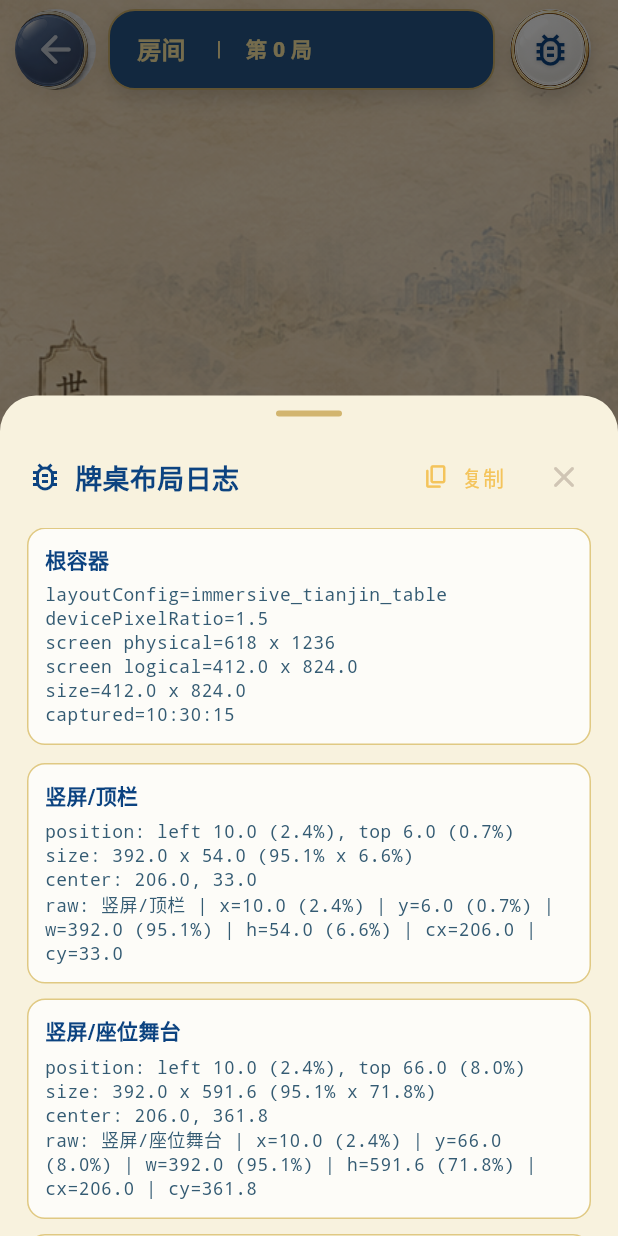
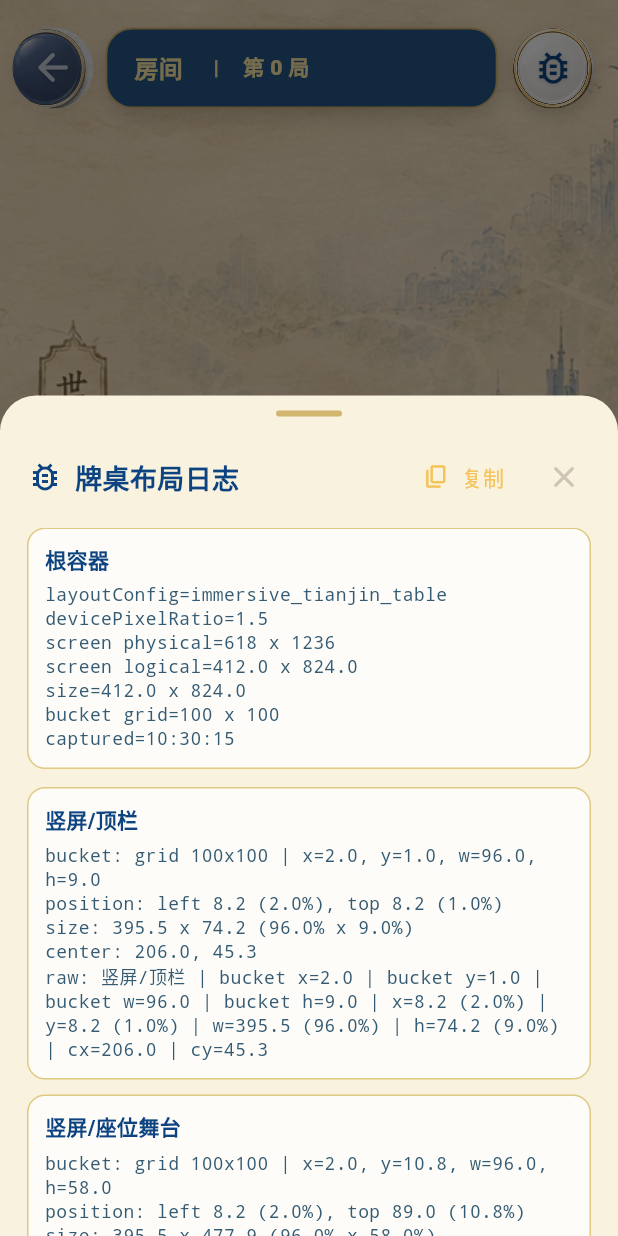
Before and after one commit to xiaoyi001yeye/DoorSix, a Flutter app: the GameTableShell widget shown alone on an empty page, opened directly with empty values, after a tap on the "bug report" icon, on a phone screen of 412 x 824 dp. Run offline on Flutter 3.47's test engine with Material 3 defaults, Android fonts, the light colour scheme and no system bars; our stand-ins replace flutter_animate, go_router, shared_preferences, yaml; missing offline and left inert: playing_cards; accounts and stored records are empty; network calls fail; statements that could not run were skipped.

Commit message:
Add bucket coordinates to table layout logs

```diff
--- a/lib/widgets/game_table_v2/game_table_shell.dart
+++ b/lib/widgets/game_table_v2/game_table_shell.dart
@@ -114,6 +114,8 @@ class GameTableViewModel {
 
 typedef _LayoutDebugKeyProvider = GlobalKey Function(String name);
 
+const BucketGrid _debugBucketGrid = BucketGrid(columns: 100, rows: 100);
+
 class GameTableShell extends StatefulWidget {
   const GameTableShell({
     required this.state,
@@ -246,6 +248,7 @@ class _GameTableShellState extends State<GameTableShell> {
     final rootBox = rootObject is RenderBox ? rootObject : null;
     final rootSize = rootBox?.size ?? Size.zero;
     final rootOrigin = rootBox?.localToGlobal(Offset.zero) ?? Offset.zero;
+    final capturedRects = <String, Rect>{};
     final entries = <_LayoutDebugEntry>[];
 
     for (final item in _debugKeys.entries) {
@@ -254,11 +257,19 @@ class _GameTableShellState extends State<GameTableShell> {
         continue;
       }
       final offset = renderObject.localToGlobal(Offset.zero) - rootOrigin;
+      capturedRects[item.key] = offset & renderObject.size;
+    }
+
+    for (final item in capturedRects.entries) {
+      final parentName = _layoutDebugParentName(item.key, capturedRects);
       entries.add(
         _LayoutDebugEntry(
           name: item.key,
-          rect: offset & renderObject.size,
+          rect: item.value,
           rootSize: rootSize,
+          bucketGrid: _debugBucketGrid,
+          parentName: parentName,
+          parentRect: parentName == null ? null : capturedRects[parentName],
         ),
       );
     }
@@ -273,6 +284,19 @@ class _GameTableShellState extends State<GameTableShell> {
       rootSize: rootSize,
       entries: entries,
     );
+  }
+
+  String? _layoutDebugParentName(String name, Map<String, Rect> rects) {
+    if (name != '中央出牌区' && !name.startsWith('座位')) {
+      return null;
+    }
+    if (rects.containsKey('横屏/座位舞台')) {
+      return '横屏/座位舞台';
+    }
+    if (rects.containsKey('竖屏/座位舞台')) {
+      return '竖屏/座位舞台';
+    }
+    return null;
   }
 }
 
@@ -309,29 +333,33 @@ class _LayoutDebugReport {
           '${screenLogicalSize.height.toStringAsFixed(1)}',
       'root: ${rootSize.width.toStringAsFixed(1)} x '
           '${rootSize.height.toStringAsFixed(1)}',
+      'bucket grid: ${_debugBucketGrid.columns} x ${_debugBucketGrid.rows}',
       'captured: ${_formatTime(capturedAt)}',
       '',
     ];
 
     for (final entry in entries) {
-      lines
-        ..add('[${entry.name}]')
-        ..add(
+      lines.add('[${entry.name}]');
+      lines.add('bucket: ${entry.bucketSummary}');
+      if (entry.parentBucketSummary != null) {
+        lines.add('parent bucket: ${entry.parentBucketSummary}');
+      }
+      lines.add(
         'position: left ${entry.rect.left.toStringAsFixed(1)} '
         '(${_pct(entry.leftRatio)}), top '
         '${entry.rect.top.toStringAsFixed(1)} (${_pct(entry.topRatio)})',
-        )
-        ..add(
+      );
+      lines.add(
         'size: ${entry.rect.width.toStringAsFixed(1)} x '
         '${entry.rect.height.toStringAsFixed(1)} '
         '(${_pct(entry.widthRatio)} x ${_pct(entry.heightRatio)})',
-        )
-        ..add(
+      );
+      lines.add(
         'center: ${entry.rect.center.dx.toStringAsFixed(1)}, '
         '${entry.rect.center.dy.toStringAsFixed(1)}',
-        )
-        ..add('raw: ${entry.summary}')
-        ..add('');
+      );
+      lines.add('raw: ${entry.summary}');
+      lines.add('');
     }
 
     return lines.join('\n').trimRight();
@@ -343,11 +371,17 @@ class _LayoutDebugEntry {
     required this.name,
     required this.rect,
     required this.rootSize,
+    required this.bucketGrid,
+    required this.parentName,
+    required this.parentRect,
   });
 
   final String name;
   final Rect rect;
   final Size rootSize;
+  final BucketGrid bucketGrid;
+  final String? parentName;
+  final Rect? parentRect;
 
   double get widthRatio {
     return rootSize.width == 0 ? 0 : rect.width / rootSize.width;
@@ -359,10 +393,54 @@ class _LayoutDebugEntry {
   double get leftRatio => rootSize.width == 0 ? 0 : rect.left / rootSize.width;
 
   double get topRatio => rootSize.height == 0 ? 0 : rect.top / rootSize.height;
+
+  double get bucketX => rootSize.width == 0
+      ? 0
+      : rect.left / rootSize.width * bucketGrid.columns;
+
+  double get bucketY => rootSize.height == 0
+      ? 0
+      : rect.top / rootSize.height * bucketGrid.rows;
+
+  double get bucketWidth => rootSize.width == 0
+      ? 0
+      : rect.width / rootSize.width * bucketGrid.columns;
+
+  double get bucketHeight => rootSize.height == 0
+      ? 0
+      : rect.height / rootSize.height * bucketGrid.rows;
+
+  String get bucketSummary {
+    return 'grid ${bucketGrid.columns}x${bucketGrid.rows} | '
+        'x=${_bucket(bucketX)}, y=${_bucket(bucketY)}, '
+        'w=${_bucket(bucketWidth)}, h=${_bucket(bucketHeight)}';
+  }
+
+  String? get parentBucketSummary {
+    final parent = parentRect;
+    if (parent == null || parent.width == 0 || parent.height == 0) {
+      return null;
+    }
+    final parentBucketX =
+        (rect.left - parent.left) / parent.width * bucketGrid.columns;
+    final parentBucketY =
+        (rect.top - parent.top) / parent.height * bucketGrid.rows;
+    final parentBucketWidth = rect.width / parent.width * bucketGrid.columns;
+    final parentBucketHeight = rect.height / parent.height * bucketGrid.rows;
+    return '$parentName grid ${bucketGrid.columns}x${bucketGrid.rows} | '
+        'x=${_bucket(parentBucketX)}, y=${_bucket(parentBucketY)}, '
+        'w=${_bucket(parentBucketWidth)}, '
+        'h=${_bucket(parentBucketHeight)}';
+  }
 
   String get summary {
     return [
       name,
+      'bucket x=${_bucket(bucketX)}',
+      'bucket y=${_bucket(bucketY)}',
+      'bucket w=${_bucket(bucketWidth)}',
+      'bucket h=${_bucket(bucketHeight)}',
+      if (parentBucketSummary != null) 'parent bucket=$parentBucketSummary',
       'x=${rect.left.toStringAsFixed(1)} (${_pct(leftRatio)})',
       'y=${rect.top.toStringAsFixed(1)} (${_pct(topRatio)})',
       'w=${rect.width.toStringAsFixed(1)} (${_pct(widthRatio)})',
@@ -465,6 +543,8 @@ class _LayoutLogSheet extends StatelessWidget {
                             '${report.screenLogicalSize.height.toStringAsFixed(1)}',
                         'size=${rootSize.width.toStringAsFixed(1)} x '
                             '${rootSize.height.toStringAsFixed(1)}',
+                        'bucket grid=${_debugBucketGrid.columns} x '
+                            '${_debugBucketGrid.rows}',
                         'captured=${_formatTime(report.capturedAt)}',
                       ],
                     ),
@@ -473,6 +553,9 @@ class _LayoutLogSheet extends StatelessWidget {
                       _LayoutLogBlock(
                         title: entry.name,
                         lines: [
+                          'bucket: ${entry.bucketSummary}',
+                          if (entry.parentBucketSummary != null)
+                            'parent bucket: ${entry.parentBucketSummary}',
                           'position: left ${entry.rect.left.toStringAsFixed(1)} '
                               '(${_pct(entry.leftRatio)}), top '
                               '${entry.rect.top.toStringAsFixed(1)} '
@@ -584,6 +667,7 @@ class _LandscapeTable extends StatelessWidget {
                 child: _SeatStage(
                   state: state,
                   debugKeyFor: debugKeyFor,
+                  layoutConfig: layoutConfig,
                   forceCompact: compact,
                 ),
               ),
@@ -641,6 +725,26 @@ class _PositionedLayer extends StatelessWidget {
   }
 }
 
+class _BucketPositionedLayer extends StatelessWidget {
+  const _BucketPositionedLayer({
+    required this.parentSize,
+    required this.bucketRect,
+    required this.child,
+  });
+
+  final Size parentSize;
+  final BucketRect bucketRect;
+  final Widget child;
+
+  @override
+  Widget build(BuildContext context) {
+    return _PositionedLayer(
+      rect: bucketRect.resolve(parentSize, _debugBucketGrid),
+      child: child,
+    );
+  }
+}
+
 class _PortraitTable extends StatelessWidget {
   const _PortraitTable({
     required this.state,
@@ -654,39 +758,66 @@ class _PortraitTable extends StatelessWidget {
 
   @override
   Widget build(BuildContext context) {
-    return Column(
-      children: [
-        Padding(
-          padding: const EdgeInsets.fromLTRB(10, 6, 10, 6),
-          child: KeyedSubtree(
+    return LayoutBuilder(
+      builder: (context, constraints) {
+        final parentSize = Size(constraints.maxWidth, constraints.maxHeight);
+        return Stack(
+          children: [
+            _BucketPositionedLayer(
+              parentSize: parentSize,
+              bucketRect: const BucketRect(
+                x: 2.0,
+                y: 1.0,
+                width: 96.0,
+                height: 9.0,
+              ),
+              child: SizedBox.expand(
                 key: debugKeyFor('竖屏/顶栏'),
                 child: _GameTopBar(state: state, actions: actions),
               ),
             ),
-        Expanded(
-          child: Padding(
-            padding: const EdgeInsets.symmetric(horizontal: 10),
-            child: KeyedSubtree(
+            _BucketPositionedLayer(
+              parentSize: parentSize,
+              bucketRect: const BucketRect(
+                x: 2.0,
+                y: 10.8,
+                width: 96.0,
+                height: 58.0,
+              ),
+              child: SizedBox.expand(
                 key: debugKeyFor('竖屏/座位舞台'),
                 child: _SeatStage(state: state, debugKeyFor: debugKeyFor),
               ),
             ),
-        ),
-        Padding(
-          padding: const EdgeInsets.fromLTRB(10, 0, 10, 8),
-          child: KeyedSubtree(
+            _BucketPositionedLayer(
+              parentSize: parentSize,
+              bucketRect: const BucketRect(
+                x: 2.0,
+                y: 70.0,
+                width: 96.0,
+                height: 17.0,
+              ),
+              child: SizedBox.expand(
                 key: debugKeyFor('竖屏/手牌区'),
                 child: _HandDock(state: state),
               ),
             ),
-        Padding(
-          padding: const EdgeInsets.fromLTRB(10, 0, 10, 12),
-          child: KeyedSubtree(
+            _BucketPositionedLayer(
+              parentSize: parentSize,
+              bucketRect: const BucketRect(
+                x: 2.0,
+                y: 88.2,
+                width: 96.0,
+                height: 10.2,
+              ),
+              child: SizedBox.expand(
                 key: debugKeyFor('竖屏/底部操作栏'),
                 child: _BottomActions(actions: actions),
               ),
             ),
           ],
+        );
+      },
     );
   }
 }
@@ -829,51 +960,59 @@ class _SeatStage extends StatelessWidget {
   const _SeatStage({
     required this.state,
     required this.debugKeyFor,
+    this.layoutConfig,
     this.forceCompact = false,
   });
 
   final GameTableViewModel state;
   final _LayoutDebugKeyProvider debugKeyFor;
+  final GameTableLayoutConfig? layoutConfig;
   final bool forceCompact;
 
   @override
   Widget build(BuildContext context) {
     return LayoutBuilder(
       builder: (context, constraints) {
+        final parentSize = Size(constraints.maxWidth, constraints.maxHeight);
         final compact =
             forceCompact ||
             constraints.maxHeight < 170 ||
             constraints.maxWidth < 650;
-        final centerWidth = compact
-            ? 196.0
-            : math.min(340.0, constraints.maxWidth * 0.36);
-        if (compact) {
-          return _CompactSeatStage(
-            state: state,
-            debugKeyFor: debugKeyFor,
-            centerWidth: centerWidth,
-          );
-        }
+        final layout = layoutConfig == null
+            ? _SeatStageBucketLayout.forMode(compact)
+            : _SeatStageBucketLayout.fromConfig(layoutConfig!, compact);
+        final centerRect = layout.center.resolve(parentSize, _debugBucketGrid);
+        final centerScale = compact
+            ? math.min(centerRect.width / 196.0, centerRect.height / 48.0)
+            : 1.0;
+        final centerWidth = centerRect.width;
 
         return Stack(
           clipBehavior: Clip.none,
           children: [
-            Align(
-              alignment: Alignment.center,
-              child: KeyedSubtree(
+            _BucketPositionedLayer(
+              parentSize: parentSize,
+              bucketRect: layout.center,
+              child: SizedBox.expand(
                 key: debugKeyFor('中央出牌区'),
+                child: Center(
                   child: _CenterPlayPanel(
                     state: state,
                     width: centerWidth,
+                    compact: compact,
+                    compactScale: centerScale.clamp(0.55, 1.0).toDouble(),
+                  ),
                 ),
               ),
             ),
             for (final player in state.players)
-              _MeasuredPlayerSeat(
+              _BucketPlayerSeat(
                 player: player,
                 state: state,
                 debugKeyFor: debugKeyFor,
-                compact: false,
+                layout: layout,
+                parentSize: parentSize,
+                compact: compact,
               ),
           ],
         );
@@ -882,131 +1021,128 @@ class _SeatStage extends StatelessWidget {
   }
 }
 
-class _CompactSeatStage extends StatelessWidget {
-  const _CompactSeatStage({
+class _BucketPlayerSeat extends StatelessWidget {
+  const _BucketPlayerSeat({
+    required this.player,
     required this.state,
     required this.debugKeyFor,
-    required this.centerWidth,
-  });
-
+    required this.layout,
+    required this.parentSize,
+    required this.compact,
+  });
+
+  final GamePlayer player;
   final GameTableViewModel state;
   final _LayoutDebugKeyProvider debugKeyFor;
-  final double centerWidth;
-
-  @override
-  Widget build(BuildContext context) {
-    return LayoutBuilder(
-      builder: (context, constraints) {
-        final seatWidth = math.min(
-          154.0,
-          math.max(112.0, (constraints.maxWidth - 24) / 3),
-        );
-        final compactScale = seatWidth / 154.0;
-        final seatHeight = 54.0 * compactScale;
-        final centerGap = 10.0 * compactScale;
-        final middleWidth = math.max(
-          118.0,
-          constraints.maxWidth - (seatWidth * 2) - (centerGap * 2),
-        );
-        final compactCenterWidth = math.min(
-          centerWidth * compactScale,
-          middleWidth,
-        );
-        final centerHeight = 48.0 * compactScale;
-        final maxX = math.max(0.0, constraints.maxWidth - seatWidth);
-        final maxY = math.max(0.0, constraints.maxHeight - seatHeight);
-        final centerLeft = (constraints.maxWidth - compactCenterWidth) / 2;
-        final centerTop =
-            maxY + math.max(0.0, (seatHeight - centerHeight) / 2);
-
-        Offset seatOffset(GamePlayer player) {
-          final displaySeat =
-              _displaySeatIndex(player.seatIndex, state.selfSeat);
-          return switch (displaySeat) {
-            1 => Offset(0, maxY),
-            2 => Offset.zero,
-            3 => Offset(maxX / 2, 0),
-            4 => Offset(maxX, 0),
-            5 => Offset(maxX, maxY),
-            _ => Offset(maxX / 2, maxY),
-          };
-        }
-
-        return Stack(
-          clipBehavior: Clip.none,
-          children: [
-            Positioned(
-              left: centerLeft,
-              top: centerTop,
-              child: KeyedSubtree(
-                key: debugKeyFor('中央出牌区'),
-                child: _CenterPlayPanel(
-                  state: state,
-                  width: compactCenterWidth,
-                  compact: true,
-                  compactScale: compactScale,
-                ),
-              ),
-            ),
-            for (final player in state.players)
-              if (_displaySeatIndex(player.seatIndex, state.selfSeat) != 0)
-                Positioned(
-                  left: seatOffset(player).dx,
-                  top: seatOffset(player).dy,
-                  child: KeyedSubtree(
-                    key: debugKeyFor(
-                      '座位${player.seatIndex}/显示'
-                      '${_displaySeatIndex(player.seatIndex, state.selfSeat)}',
-                    ),
+  final _SeatStageBucketLayout layout;
+  final Size parentSize;
+  final bool compact;
+
+  @override
+  Widget build(BuildContext context) {
+    final displaySeat = _displaySeatIndex(player.seatIndex, state.selfSeat);
+    final bucketRect = layout.bucketForDisplaySeat(displaySeat);
+    if (bucketRect == null) {
+      return const SizedBox.shrink();
+    }
+    final rect = bucketRect.resolve(parentSize, _debugBucketGrid);
+    final compactScale = compact
+        ? math
+            .min(rect.width / 154.0, rect.height / 54.0)
+            .clamp(0.55, 1.0)
+            .toDouble()
+        : 1.0;
+
+    return _PositionedLayer(
+      rect: rect,
+      child: SizedBox.expand(
+        key: debugKeyFor('座位${player.seatIndex}/显示$displaySeat'),
+        child: Center(
           child: _PlayerSeatV2(
             player: player,
             isCurrent: state.currentSeat == player.seatIndex,
             isAlly: player.team == state.selfTeam,
-                      showPlayPointer: false,
-                      compact: true,
-                      compactScale: compactScale,
-                    ),
-                  ),
-                ),
-          ],
-        );
-      },
-    );
-  }
-}
-
-class _MeasuredPlayerSeat extends StatelessWidget {
-  const _MeasuredPlayerSeat({
-    required this.player,
-    required this.state,
-    required this.debugKeyFor,
-    required this.compact,
-  });
-
-  final GamePlayer player;
-  final GameTableViewModel state;
-  final _LayoutDebugKeyProvider debugKeyFor;
-  final bool compact;
-
-  @override
-  Widget build(BuildContext context) {
-    final displaySeat = _displaySeatIndex(player.seatIndex, state.selfSeat);
-    return Align(
-      alignment: _seatAlignment(displaySeat),
-      child: KeyedSubtree(
-        key: debugKeyFor('座位${player.seatIndex}/显示$displaySeat'),
-        child: _PlayerSeatV2(
-          player: player,
-          isCurrent: state.currentSeat == player.seatIndex,
-          isAlly: player.team == state.selfTeam,
-          showPlayPointer: state.lastPlayedSeat == player.seatIndex,
+            showPlayPointer:
+                !compact && state.lastPlayedSeat == player.seatIndex,
             countdownSeconds: state.currentSeat == player.seatIndex
                 ? state.turnSecondsRemaining
                 : null,
             compact: compact,
-        ),
-      ),
-    );
+            compactScale: compactScale,
+          ),
+        ),
+      ),
+    );
+  }
+}
+
+class _SeatStageBucketLayout {
+  const _SeatStageBucketLayout({
+    required this.center,
+    required this.seats,
+  });
+
+  factory _SeatStageBucketLayout.forMode(bool compact) {
+    return compact ? compactLayout : regularLayout;
+  }
+
+  factory _SeatStageBucketLayout.fromConfig(
+    GameTableLayoutConfig config,
+    bool compact,
+  ) {
+    final fallback = _SeatStageBucketLayout.forMode(compact);
+    BucketRect configuredRect(String id, BucketRect fallbackRect) {
+      final layer = config.layers[id];
+      if (layer == null) {
+        return fallbackRect;
+      }
+      return compact ? layer.landscapeCompact : layer.landscapeRegular;
+    }
+
+    return _SeatStageBucketLayout(
+      center: configuredRect('center_play_panel', fallback.center),
+      seats: {
+        for (final entry in fallback.seats.entries)
+          entry.key: entry.value == null
+              ? null
+              : configuredRect('seat_display_${entry.key}', entry.value!),
+      },
+    );
+  }
+
+  static const regularLayout = _SeatStageBucketLayout(
+    center: BucketRect(x: 25.0, y: 22.0, width: 50.0, height: 56.0),
+    seats: {
+      0: BucketRect(x: 34.0, y: 70.0, width: 32.0, height: 30.0),
+      1: BucketRect(x: 0.0, y: 58.0, width: 32.0, height: 30.0),
+      2: BucketRect(x: 0.0, y: 20.0, width: 32.0, height: 30.0),
+      3: BucketRect(x: 34.0, y: 0.0, width: 32.0, height: 30.0),
+      4: BucketRect(x: 68.0, y: 20.0, width: 32.0, height: 30.0),
+      5: BucketRect(x: 68.0, y: 58.0, width: 32.0, height: 30.0),
+    },
+  );
+
+  static const compactLayout = _SeatStageBucketLayout(
+    center: BucketRect(x: 34.0, y: 76.0, width: 32.0, height: 24.0),
+    seats: {
+      0: null,
+      1: BucketRect(x: 0.0, y: 76.0, width: 28.0, height: 24.0),
+      2: BucketRect(x: 0.0, y: 0.0, width: 28.0, height: 24.0),
+      3: BucketRect(x: 36.0, y: 0.0, width: 28.0, height: 24.0),
+      4: BucketRect(x: 72.0, y: 0.0, width: 28.0, height: 24.0),
+      5: BucketRect(x: 72.0, y: 76.0, width: 28.0, height: 24.0),
+    },
+  );
+
+  final BucketRect center;
+  final Map<int, BucketRect?> seats;
+
+  BucketRect? bucketForDisplaySeat(int displaySeat) {
+    final rect = seats[displaySeat];
+    if (rect == null || rect.width <= 0 || rect.height <= 0) {
+      return null;
+    }
+    return rect;
   }
 }
 
@@ -2258,19 +2394,9 @@ int _displaySeatIndex(int seatIndex, int selfSeat) {
   return (seatIndex - selfSeat + 6) % 6;
 }
 
-Alignment _seatAlignment(int seat) {
-  return switch (seat) {
-    0 => const Alignment(0, 0.90),
-    1 => const Alignment(-0.92, 0.42),
-    2 => const Alignment(-0.92, -0.42),
-    3 => const Alignment(0, -0.84),
-    4 => const Alignment(0.92, -0.42),
-    5 => const Alignment(0.92, 0.42),
-    _ => Alignment.center,
-  };
-}
-
 String _pct(double value) => '${(value * 100).toStringAsFixed(1)}%';
+
+String _bucket(double value) => value.toStringAsFixed(1);
 
 String _formatTime(DateTime value) {
   String two(int number) => number.toString().padLeft(2, '0');
```
Also changed, not shown: assets/config/table_layouts/immersive_tianjin_table.yaml (+154 -0 lines). Lines whose indentation alone changed are shown as unchanged.
